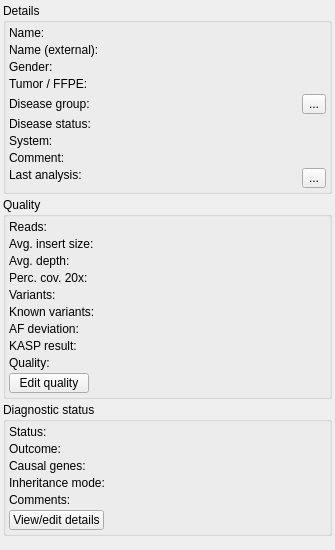
The window that src/GSvar/SampleDetailsDockWidget.ui (imgag/ngs-bits) describes before a commit, drawn with Qt 5.
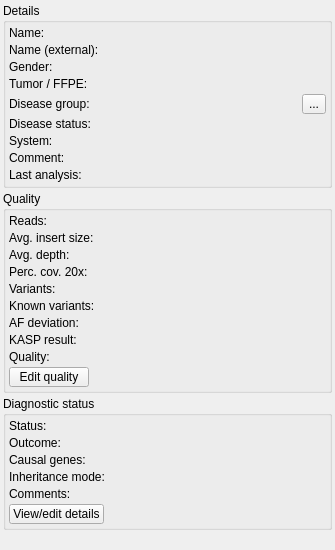
The same window after the commit. Icons and pictures are not drawn.

```diff
--- a/src/GSvar/SampleDetailsDockWidget.ui
+++ b/src/GSvar/SampleDetailsDockWidget.ui
@@ -111,49 +111,6 @@
            </property>
           </widget>
          </item>
-         <item row="8" column="1">
-          <layout class="QHBoxLayout" name="horizontalLayout_3">
-           <item>
-            <widget class="QLabel" name="date_bam">
-             <property name="minimumSize">
-              <size>
-               <width>10</width>
-               <height>0</height>
-              </size>
-             </property>
-             <property name="toolTip">
-              <string>&lt;html&gt;&lt;head/&gt;&lt;body&gt;&lt;p&gt;BAM file date&lt;/p&gt;&lt;/body&gt;&lt;/html&gt;</string>
-             </property>
-             <property name="text">
-              <string/>
-             </property>
-             <property name="alignment">
-              <set>Qt::AlignLeading|Qt::AlignLeft|Qt::AlignTop</set>
-             </property>
-            </widget>
-           </item>
-           <item>
-            <widget class="QToolButton" name="restart_button">
-             <property name="minimumSize">
-              <size>
-               <width>20</width>
-               <height>20</height>
-              </size>
-             </property>
-             <property name="toolTip">
-              <string>Restart analysis.</string>
-             </property>
-             <property name="text">
-              <string>...</string>
-             </property>
-             <property name="icon">
-              <iconset resource="GSvar.qrc">
-               <normaloff>:/Icons/Refresh.png</normaloff>:/Icons/Refresh.png</iconset>
-             </property>
-            </widget>
-           </item>
-          </layout>
-         </item>
          <item row="0" column="0">
           <widget class="QLabel" name="label">
            <property name="text">
@@ -284,6 +241,25 @@
            </item>
           </layout>
          </item>
+         <item row="8" column="1">
+          <widget class="QLabel" name="date_bam">
+           <property name="minimumSize">
+            <size>
+             <width>10</width>
+             <height>0</height>
+            </size>
+           </property>
+           <property name="toolTip">
+            <string>&lt;html&gt;&lt;head/&gt;&lt;body&gt;&lt;p&gt;BAM file date&lt;/p&gt;&lt;/body&gt;&lt;/html&gt;</string>
+           </property>
+           <property name="text">
+            <string/>
+           </property>
+           <property name="alignment">
+            <set>Qt::AlignLeading|Qt::AlignLeft|Qt::AlignTop</set>
+           </property>
+          </widget>
+         </item>
         </layout>
        </item>
       </layout>
```
